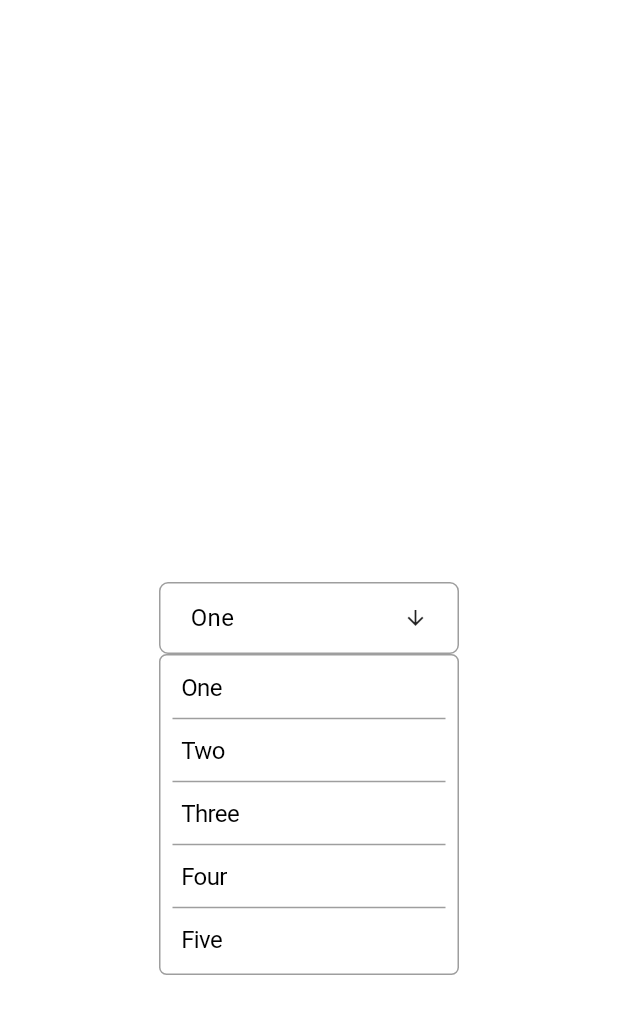
After one commit to jeonjaehwan/ottshareFlutter, a Flutter app: the CustomDropdownPage screen opened directly, after a tap on "One", on a phone screen of 412 x 824 dp. The commit adds this screen. Shown: the top 1014 px of the screen. Run offline on Flutter 3.47's test engine with Material 3 defaults, Android fonts, the phone set to English and light mode, and no system bars; our stand-ins replace firebase_core, firebase_messaging, flutter_local_notifications, go_router, google_sign_in, shared_preferences; missing offline and left inert: kakao_flutter_sdk_user, stomp_dart_client; accounts and stored records are empty; generated files the repository leaves out were written again; network calls fail.

Commit message:
24/06/08 커밋2

```diff
--- /dev/null
+++ b/lib/models/bankType.dart
@@ -0,0 +1,21 @@
+enum BankType {
+  KAKAObank,
+  NH,
+  KB,
+  SHINHAN,
+  WOORI,
+  SAEMAEUL,
+  BUSAN,
+  IBK,
+  TOS,
+  etc
+}
+
+extension BankTypeExtension on BankType {
+  static BankType fromString(String value) {
+    return BankType.values.firstWhere((e) => e.toString().split('.').last == value,
+        orElse: () => throw ArgumentError('No enum constant with value $value'));
+  }
+
+  String get name => toString().split('.').last;
+}
--- a/lib/screen/autoMatching.dart
+++ b/lib/screen/autoMatching.dart
@@ -377,7 +377,7 @@ class _AutoMatchingPageState extends State<AutoMatchingPage> {
       context: context,
       builder: (BuildContext context) {
         return AlertDialog(
-          content: Text('팀원을 모으고 있습니다.\n정말 자동매칭을 취소하시겠습니까?'),
+          content: Text('팀원을 모으고 있습니다.\n정말 취소하시겠습니까?'),
           actions: [
             TextButton(
               onPressed: () {
--- /dev/null
+++ b/lib/screen/normal_dropdown_page.dart
@@ -0,0 +1,155 @@
+import 'package:flutter/cupertino.dart';
+import 'package:flutter/material.dart';
+
+class CustomDropdownPage extends StatefulWidget {
+  const CustomDropdownPage({Key? key}) : super(key: key);
+
+  @override
+  State<CustomDropdownPage> createState() => _CustomDropdownPageState();
+}
+
+class _CustomDropdownPageState extends State<CustomDropdownPage> {
+  // 드롭다운 리스트.
+  static const List<String> _dropdownList = ['One', 'Two', 'Three', 'Four', 'Five'];
+
+  // 선택값.
+  String _dropdownValue = 'One';
+
+  // 드롭박스.
+  OverlayEntry? _overlayEntry;
+  final LayerLink _layerLink = LayerLink();
+  static const double _dropdownWidth = 200;
+  static const double _dropdownHeight = 48;
+
+  // 드롭다운 생성.
+  void _createOverlay() {
+    if (_overlayEntry == null) {
+      _overlayEntry = _customDropdown();
+      Overlay.of(context)?.insert(_overlayEntry!);
+    }
+  }
+
+  // 드롭다운 해제.
+  void _removeOverlay() {
+    _overlayEntry?.remove();
+    _overlayEntry = null;
+  }
+
+  @override
+  void dispose() {
+    _overlayEntry?.dispose();
+    super.dispose();
+  }
+
+  @override
+  Widget build(BuildContext context) {
+    return GestureDetector(
+      onTap: () => _removeOverlay(),
+      child: Scaffold(
+        body: Center(
+          child: InkWell(
+            onTap: () {
+              _createOverlay();
+            },
+            child: CompositedTransformTarget(
+              link: _layerLink,
+              child: Container(
+                width: _dropdownWidth,
+                height: _dropdownHeight,
+                padding: const EdgeInsets.symmetric(horizontal: 20),
+                decoration: BoxDecoration(
+                  border: Border.all(
+                    color: Colors.grey,
+                  ),
+                  borderRadius: BorderRadius.circular(6),
+                ),
+                child: Row(
+                  mainAxisAlignment: MainAxisAlignment.spaceBetween,
+                  children: [
+                    // 선택값.
+                    Text(
+                      _dropdownValue,
+                      style: const TextStyle(
+                        fontSize: 16,
+                        height: 22 / 16,
+                        color: Colors.black,
+                      ),
+                    ),
+
+                    // 아이콘.
+                    const Icon(
+                      Icons.arrow_downward,
+                      size: 16,
+                    ),
+                  ],
+                ),
+              ),
+            ),
+          ),
+        ),
+      ),
+    );
+  }
+
+  // 드롭다운.
+  OverlayEntry _customDropdown() {
+    return OverlayEntry(
+      maintainState: true,
+      builder: (context) => Positioned(
+        width: _dropdownWidth,
+        child: CompositedTransformFollower(
+          link: _layerLink,
+          offset: const Offset(0, _dropdownHeight),
+          child: Material(
+            color: Colors.white,
+            child: Container(
+              height: (22.0 * _dropdownList.length) + (21 * (_dropdownList.length - 1)) + 20,
+              decoration: BoxDecoration(
+                border: Border.all(color: Colors.grey),
+                borderRadius: BorderRadius.circular(5),
+              ),
+              child: ListView.separated(
+                physics: const ClampingScrollPhysics(),
+                padding: const EdgeInsets.symmetric(vertical: 10),
+                itemCount: _dropdownList.length,
+                itemBuilder: (context, index) {
+                  return CupertinoButton(
+                    padding: const EdgeInsets.symmetric(horizontal: 14),
+                    pressedOpacity: 1,
+                    minSize: 0,
+                    onPressed: () {
+                      setState(() {
+                        _dropdownValue = _dropdownList.elementAt(index);
+                      });
+                      _removeOverlay();
+                    },
+                    child: Align(
+                      alignment: Alignment.centerLeft,
+                      child: Text(
+                        _dropdownList.elementAt(index),
+                        style: const TextStyle(
+                          fontSize: 16,
+                          height: 22 / 16,
+                          color: Colors.black,
+                        ),
+                      ),
+                    ),
+                  );
+                },
+                separatorBuilder: (context, index) {
+                  return const Padding(
+                    padding: EdgeInsets.symmetric(horizontal: 8),
+                    child: Divider(
+                      color: Colors.grey,
+                      height: 20,
+                    ),
+                  );
+                },
+              ),
+            ),
+          ),
+        ),
+      ),
+    );
+  }
+}
```
Also changed, not shown: lib/chatting/chatRoomPage.dart (+26 -15 lines), lib/screen/EditProfilePage.dart (added, +351 -0 lines).
